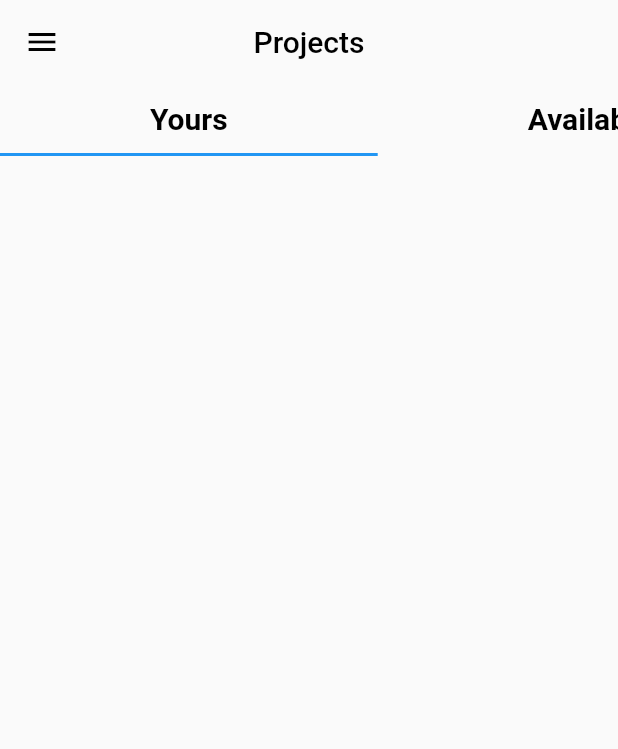
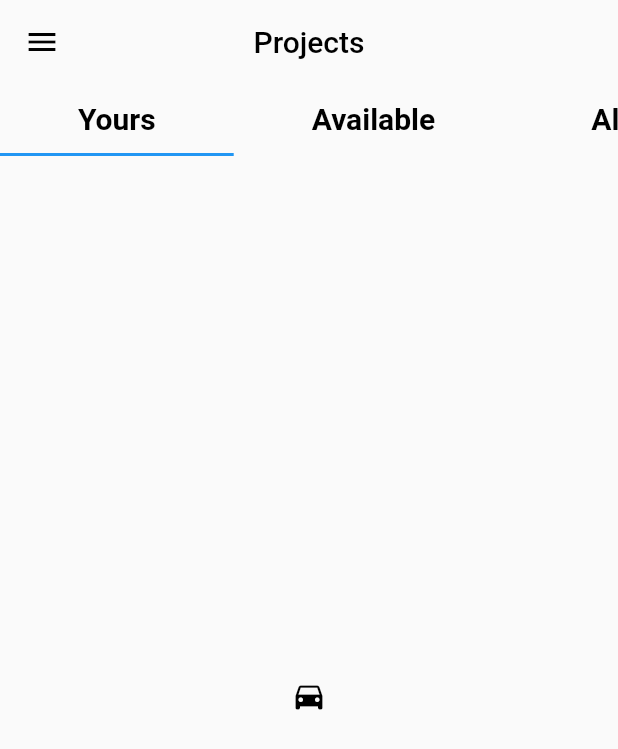
Before and after one commit to Mkohler4/Achi-eve, a Flutter app: the screen it shows after launch, on a phone screen of 412 x 824 dp. Shown: the top 749 px of the screen. Run offline on Flutter 3.47's test engine with Material 2 defaults, Android fonts, the phone set to English and light mode, and no system bars.

Commit message:
updated landing page added hamburger menu features and horizontal scroll bar features

```diff
--- a/lib/landingPage.dart
+++ b/lib/landingPage.dart
@@ -1,6 +1,9 @@
 import 'package:flutter/material.dart';
 
 class LandingPage extends StatefulWidget {
+  bool isSelected1;
+  bool isSelected2;
+  LandingPage({this.isSelected1 = false, this.isSelected2 = false});
   @override
   _LandingPageState createState() => _LandingPageState();
 }
@@ -12,17 +15,13 @@ class _LandingPageState extends State<LandingPage> {
       length: 3,
       child: Scaffold(
         appBar: AppBar(
-          titleSpacing: 50,
+          iconTheme: new IconThemeData(color: Colors.black),
           title: Text("Projects", style: TextStyle(color: Colors.black)),
           centerTitle: true,
           backgroundColor: Colors.transparent,
           elevation: 0,
-          leading: Icon(
-            Icons.menu,
-            color: Colors.black,
-          ),
           bottom: TabBar(
-            labelPadding: EdgeInsets.fromLTRB(100, 0, 100, 0),
+            labelPadding: EdgeInsets.fromLTRB(52, 0, 52, 0),
             isScrollable: true,
             tabs: [
               Tab(
@@ -46,6 +45,45 @@ class _LandingPageState extends State<LandingPage> {
             ],
           ),
         ),
+        drawer: Drawer(
+            child: ListView(
+          children: <Widget>[
+            ListTile(
+              selected: true,
+              title: Text(
+                "Website",
+                style: TextStyle(fontWeight: FontWeight.bold, fontSize: 20),
+              ),
+              trailing: Icon(Icons.arrow_forward),
+              onTap: () {},
+            ),
+            ListTile(
+              selected: false,
+              title: Text(
+                "Appliciation",
+                style: TextStyle(fontWeight: FontWeight.bold, fontSize: 20),
+              ),
+              trailing: Icon(Icons.arrow_forward),
+              onTap: () {},
+            ),
+          ],
+        )),
+        body: TabBarView(
+          children: [
+            Icon(
+              Icons.directions_car,
+              color: Colors.black,
+            ),
+            Icon(
+              Icons.directions_transit,
+              color: Colors.black,
+            ),
+            Icon(
+              Icons.directions_bike,
+              color: Colors.black,
+            ),
+          ],
+        ),
       ),
     );
   }
```
